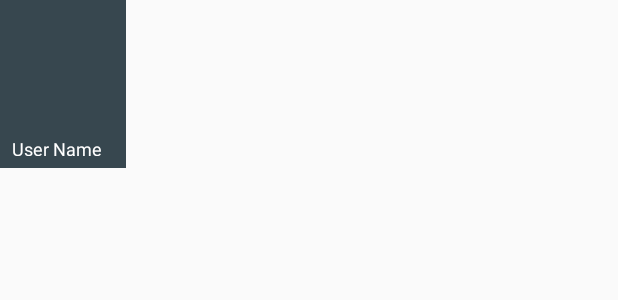
After one commit to moonyeol/WearWeather, an Android app: the layout item_daily_best_style.xml on its own in the app's theme, with its tools: preview values and no code run, on a phone screen of 412 x 824 dp. The commit adds this screen. Shown: the top 300 px of the screen. Run offline under Robolectric (Android 15) with nearby library versions, the phone set to English and light mode, and no system bars.

Commit message:
- manifest 수정 - daily best style 추가 - comment 수정 - ButtonListViewItem.kt 삭제 - UserDTO.kt 프로필 이미지 추가 - ContentDTO.kt userId -> nickname

```diff
--- a/app/src/main/java/wear/weather/adapter/GridFragmentRecyclerViewAdapter.kt
+++ b/app/src/main/java/wear/weather/adapter/GridFragmentRecyclerViewAdapter.kt
@@ -70,9 +70,6 @@ class GridFragmentRecyclerViewAdapter : RecyclerView.Adapter<RecyclerView.ViewHo
             (it.context as AppCompatActivity).supportFragmentManager.beginTransaction()
                 .replace(R.id.main_frame_layout, fragment)
                 .commit()
-//            (it.context as AppCompatActivity).supportFragmentManager.beginTransaction()
-//                .replace(R.id.main_frame_layout, fragment)
-//                .commit()
         }
     }
 
--- a/app/src/main/java/wear/weather/model/UserDTO.kt
+++ b/app/src/main/java/wear/weather/model/UserDTO.kt
@@ -9,5 +9,6 @@ class UserDTO (
     var followers: MutableMap<String, Boolean> = HashMap(),
 
     var followingCount: Int = 0,
-    var followings: MutableMap<String, Boolean> = HashMap()
+    var followings: MutableMap<String, Boolean> = HashMap(),
+    var profileImage : String =""
 ) : Serializable
--- a/app/src/main/java/wear/weather/view/activity/ButtonListViewItem.kt
+++ /dev/null
@@ -1,3 +0,0 @@
-package wear.weather.view
-
-data class ButtonListViewItem(val title: String)
--- a/app/src/main/java/wear/weather/view/fragment/GridFragment.kt
+++ b/app/src/main/java/wear/weather/view/fragment/GridFragment.kt
@@ -6,7 +6,9 @@ import android.view.View
 import android.view.ViewGroup
 import androidx.fragment.app.Fragment
 import androidx.recyclerview.widget.GridLayoutManager
+import androidx.recyclerview.widget.LinearLayoutManager
 import com.google.firebase.firestore.ListenerRegistration
+import wear.weather.adapter.DailyBestStyleRecyclerViewAdapter
 import wear.weather.adapter.GridFragmentRecyclerViewAdapter
 import wear.weather.databinding.FragmentGridBinding
 
@@ -23,6 +25,8 @@ class GridFragment : Fragment() {
 
     override fun onResume() {
         super.onResume()
+        fragmentGridBinding.dailyBestStyleRecyclerview.adapter = DailyBestStyleRecyclerViewAdapter()
+        fragmentGridBinding.dailyBestStyleRecyclerview.layoutManager = LinearLayoutManager(activity).also { it.orientation = LinearLayoutManager.HORIZONTAL }
         fragmentGridBinding.gridfragmentRecyclerview.adapter = GridFragmentRecyclerViewAdapter()
         fragmentGridBinding.gridfragmentRecyclerview.layoutManager = GridLayoutManager(activity, 3)
     }
--- a/app/src/main/res/layout/fragment_grid.xml
+++ b/app/src/main/res/layout/fragment_grid.xml
@@ -4,8 +4,9 @@
     android:layout_height="match_parent"
     android:orientation="vertical">
     <androidx.recyclerview.widget.RecyclerView
-        android:id="@+id/famousStyle_recyclerview"
+        android:id="@+id/daily_best_style_recyclerview"
         android:layout_width="match_parent"
+        android:orientation="horizontal"
         android:layout_height="118dp" />
     <androidx.recyclerview.widget.RecyclerView
         android:id="@+id/gridfragment_recyclerview"
--- /dev/null
+++ b/app/src/main/res/layout/item_daily_best_style.xml
@@ -0,0 +1,35 @@
+<?xml version="1.0" encoding="utf-8"?>
+
+<androidx.constraintlayout.widget.ConstraintLayout
+    xmlns:android="http://schemas.android.com/apk/res/android"
+    xmlns:app="http://schemas.android.com/apk/res-auto"
+    xmlns:tools="http://schemas.android.com/tools"
+    android:layout_width="match_parent"
+    android:layout_height="match_parent"
+    android:gravity="center_vertical"
+    android:orientation="horizontal">
+
+    <ImageView
+        android:id="@+id/detailviewitem_imageview_content"
+        android:layout_width="84dp"
+        android:layout_height="111.8dp"
+        android:scaleType="fitXY"
+        android:src="@color/blue_grey_800"
+        app:layout_constraintTop_toTopOf="parent"
+        app:layout_constraintLeft_toLeftOf="parent"/>
+
+    <TextView
+        android:id="@+id/detailviewitem_profile_textview"
+        android:layout_width="wrap_content"
+        android:layout_marginBottom="8.3dp"
+        android:layout_marginLeft="8dp"
+        android:textSize="12sp"
+        android:gravity="center"
+        android:maxLines="1"
+        android:textColor="@color/white"
+        app:layout_constraintBottom_toBottomOf="@+id/detailviewitem_imageview_content"
+        app:layout_constraintLeft_toLeftOf="@+id/detailviewitem_imageview_content"
+        tools:layout_editor_absoluteX="50dp"
+        tools:text="User Name"
+        android:layout_height="13dp" />
+</androidx.constraintlayout.widget.ConstraintLayout>
```
Also changed, not shown: app/src/main/AndroidManifest.xml (+9 -9 lines), app/src/main/java/wear/weather/adapter/CommentRecyclerViewAdapter.kt (+53 -25 lines), app/src/main/java/wear/weather/adapter/DailyBestStyleRecyclerViewAdapter.kt (added, +82 -0 lines), app/src/main/java/wear/weather/adapter/DetailRecyclerViewAdapter.kt (+4 -5 lines), app/src/main/java/wear/weather/model/ContentDTO.kt (+5 -3 lines), app/src/main/java/wear/weather/view/activity/CommentActivity.kt (+26 -20 lines), app/src/main/res/layout/activity_comment.xml (+8 -8 lines).
